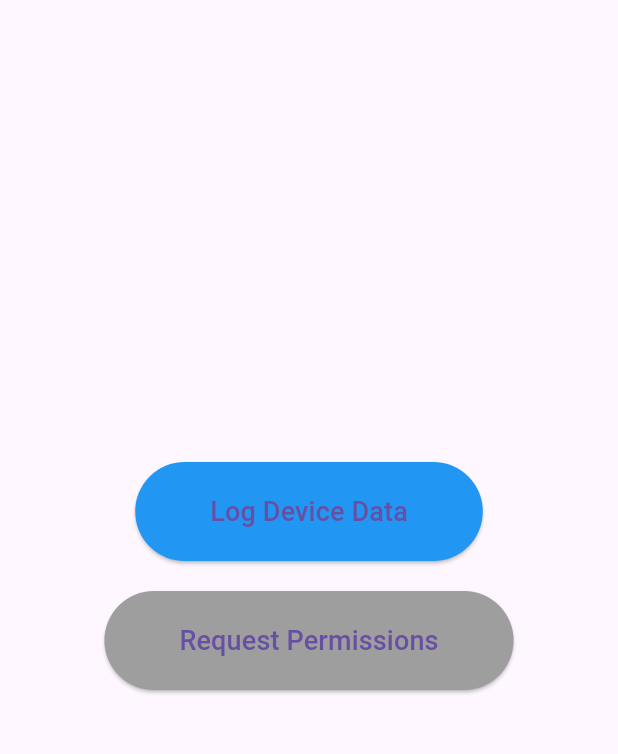
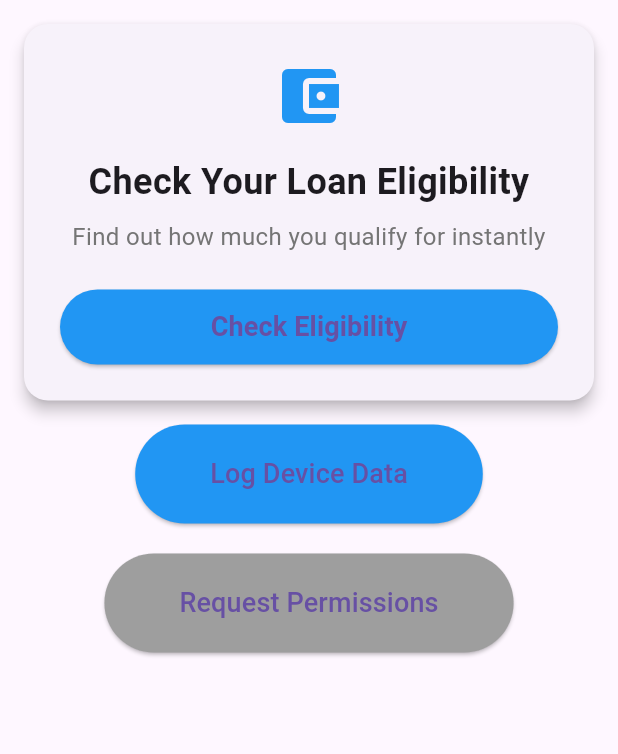
Before and after one commit to HumphreyNgundo/Android-SDK-APK, a Flutter app: the screen it shows after launch, on a phone screen of 412 x 824 dp, the part 84-838 px from its top. Run offline on Flutter 3.47's test engine with Material 3 defaults, Android fonts, the phone set to English and light mode, and no system bars; our stand-ins replace permission_handler.

Commit message:
Added check eligibility feature

```diff
--- /dev/null
+++ b/lib/EligibilityCheckCard.dart
@@ -0,0 +1,211 @@
+import 'dart:convert';
+import 'package:flutter/material.dart';
+import 'package:http/http.dart' as http;
+import 'package:intl/intl.dart';
+
+class EligibilityCheckCard extends StatefulWidget {
+  @override
+  _EligibilityCheckCardState createState() => _EligibilityCheckCardState();
+}
+
+class _EligibilityCheckCardState extends State<EligibilityCheckCard> {
+  bool _isLoading = false;
+  bool _hasChecked = false;
+  Map<String, dynamic>? _eligibilityData;
+
+  final _currencyFormat = NumberFormat.currency(
+    symbol: 'KES ',
+    decimalDigits: 2,
+  );
+
+  Future<void> _checkEligibility() async {
+    setState(() {
+      _isLoading = true;
+      _hasChecked = false;
+    });
+
+    try {
+      final response = await http.get(
+        Uri.parse('http://10.10.0.100:8097/data-processor-microservice/api/loan/limit/254794410646'),
+        headers: {'Content-Type': 'application/json'},
+      );
+
+      if (response.statusCode == 200) {
+        setState(() {
+          _eligibilityData = json.decode(response.body);
+          _hasChecked = true;
+          _isLoading = false;
+        });
+      } else {
+        _showError('Failed to check eligibility. Please try again.');
+        setState(() => _isLoading = false);
+      }
+    } catch (e) {
+      _showError('Network error occurred. Please check your connection.');
+      setState(() => _isLoading = false);
+    }
+  }
+
+  void _showError(String message) {
+    ScaffoldMessenger.of(context).showSnackBar(
+      SnackBar(
+        content: Text(message),
+        backgroundColor: Colors.red,
+        behavior: SnackBarBehavior.floating,
+      ),
+    );
+  }
+
+  @override
+  Widget build(BuildContext context) {
+    return Card(
+      margin: EdgeInsets.all(16),
+      elevation: 4,
+      shape: RoundedRectangleBorder(
+        borderRadius: BorderRadius.circular(16),
+      ),
+      child: AnimatedCrossFade(
+        duration: Duration(milliseconds: 300),
+        crossFadeState: _hasChecked
+            ? CrossFadeState.showSecond
+            : CrossFadeState.showFirst,
+        firstChild: _buildCheckEligibilityCard(),
+        secondChild: _buildResultCard(),
+      ),
+    );
+  }
+
+  Widget _buildCheckEligibilityCard() {
+    return Container(
+      padding: EdgeInsets.all(24),
+      child: Column(
+        mainAxisSize: MainAxisSize.min,
+        children: [
+          Icon(
+            Icons.account_balance_wallet,
+            size: 48,
+            color: Colors.blue,
+          ),
+          SizedBox(height: 16),
+          Text(
+            'Check Your Loan Eligibility',
+            style: TextStyle(
+              fontSize: 24,
+              fontWeight: FontWeight.bold,
+            ),
+            textAlign: TextAlign.center,
+          ),
+          SizedBox(height: 8),
+          Text(
+            'Find out how much you qualify for instantly',
+            style: TextStyle(
+              fontSize: 16,
+              color: Colors.grey[600],
+            ),
+            textAlign: TextAlign.center,
+          ),
+          SizedBox(height: 24),
+          SizedBox(
+            width: double.infinity,
+            height: 50,
+            child: ElevatedButton(
+              onPressed: _isLoading ? null : _checkEligibility,
+              style: ElevatedButton.styleFrom(
+                backgroundColor: Colors.blue,
+                shape: RoundedRectangleBorder(
+                  borderRadius: BorderRadius.circular(25),
+                ),
+              ),
+              child: _isLoading
+                  ? SizedBox(
+                height: 20,
+                width: 20,
+                child: CircularProgressIndicator(
+                  valueColor: AlwaysStoppedAnimation<Color>(Colors.white),
+                  strokeWidth: 2,
+                ),
+              )
+                  : Text(
+                'Check Eligibility',
+                style: TextStyle(
+                  fontSize: 18,
+                  fontWeight: FontWeight.bold,
+                ),
+              ),
+            ),
+          ),
+        ],
+      ),
+    );
+  }
+
+  Widget _buildResultCard() {
+    if (_eligibilityData == null) return SizedBox();
+
+    final limit = _eligibilityData!['limit'] ?? 0.0;
+    final message = _eligibilityData!['message'] ?? '';
+    final isSuccess = _eligibilityData!['code'] == '00';
+
+    return Container(
+      padding: EdgeInsets.all(24),
+      child: Column(
+        mainAxisSize: MainAxisSize.min,
+        children: [
+          Icon(
+            isSuccess ? Icons.check_circle : Icons.error,
+            size: 48,
+            color: isSuccess ? Colors.green : Colors.red,
+          ),
+          SizedBox(height: 16),
+          Text(
+            isSuccess ? 'Congratulations!' : 'Result',
+            style: TextStyle(
+              fontSize: 24,
+              fontWeight: FontWeight.bold,
+              color: isSuccess ? Colors.green : Colors.red,
+            ),
+            textAlign: TextAlign.center,
+          ),
+          SizedBox(height: 24),
+          Text(
+            'Your Eligible Loan Amount',
+            style: TextStyle(
+              fontSize: 16,
+              color: Colors.grey[600],
+            ),
+          ),
+          SizedBox(height: 8),
+          Text(
+            _currencyFormat.format(limit),
+            style: TextStyle(
+              fontSize: 32,
+              fontWeight: FontWeight.bold,
+              color: Colors.blue,
+            ),
+          ),
+          SizedBox(height: 24),
+          Text(
+            message,
+            style: TextStyle(
+              fontSize: 14,
+              color: Colors.grey[600],
+            ),
+            textAlign: TextAlign.center,
+          ),
+          SizedBox(height: 24),
+          TextButton(
+            onPressed: _checkEligibility,
+            child: Row(
+              mainAxisSize: MainAxisSize.min,
+              children: [
+                Icon(Icons.refresh, size: 20),
+                SizedBox(width: 8),
+                Text('Check Again'),
+              ],
+            ),
+          ),
+        ],
+      ),
+    );
+  }
+}
--- a/lib/main.dart
+++ b/lib/main.dart
@@ -1,4 +1,5 @@
 import 'package:flutter/material.dart';
+import 'EligibilityCheckCard.dart';
 import 'device_info_bridge.dart';
 import 'package:permission_handler/permission_handler.dart';
 
@@ -34,7 +35,6 @@ class _MyHomePageState extends State<MyHomePage> {
       Permission.phone,
     ].request();
 
-    // Log the status of permissions
     statuses.forEach((permission, status) {
       print('$permission: $status');
     });
@@ -58,7 +58,14 @@ class _MyHomePageState extends State<MyHomePage> {
         title: Text('Device Info App'),
         backgroundColor: Colors.blue,
       ),
-      body: Center(
+      // Wrap the body in SingleChildScrollView and add EligibilityCheckCard
+      body: SingleChildScrollView(
+        child: Column(
+          children: [
+            // Add the eligibility card at the top
+            EligibilityCheckCard(),
+            // Existing buttons wrapped in a Center widget
+            Center(
               child: Column(
                 mainAxisAlignment: MainAxisAlignment.center,
                 children: [
@@ -68,7 +75,6 @@ class _MyHomePageState extends State<MyHomePage> {
                       padding: EdgeInsets.symmetric(horizontal: 50, vertical: 20),
                     ),
                     onPressed: () async {
-                // Check permissions before logging
                       bool hasPermissions = await Permission.contacts.isGranted &&
                           await Permission.sms.isGranted &&
                           await Permission.phone.isGranted;
@@ -82,7 +88,6 @@ class _MyHomePageState extends State<MyHomePage> {
                           ),
                         );
                       } else {
-                  // Show permission request dialog
                         showDialog(
                           context: context,
                           builder: (BuildContext context) {
@@ -127,6 +132,9 @@ class _MyHomePageState extends State<MyHomePage> {
                 ],
               ),
             ),
+          ],
+        ),
+      ),
     );
   }
 }
--- a/pubspec.yaml
+++ b/pubspec.yaml
@@ -31,6 +31,8 @@ dependencies:
   flutter:
     sdk: flutter
   permission_handler: ^10.2.0
+  http: ^1.1.0
+  intl: ^0.18.0
 
 
   # The following adds the Cupertino Icons font to your application.
```
Also changed, not shown: pubspec.lock. Lines whose indentation alone changed are shown as unchanged.
